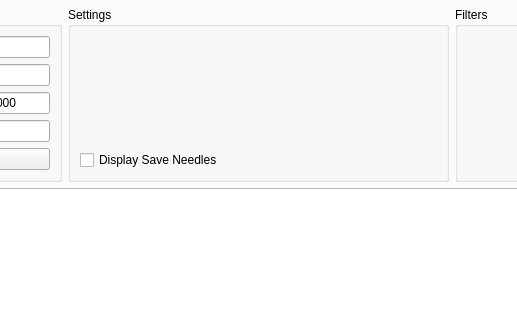
Qt form Form/Gen5/Eggs5.ui (Admiral-Fish/PokeFinder) before a commit; both pictures show x 151 to 668 and y 136 to 456 of the 1200 by 700 pixel window.
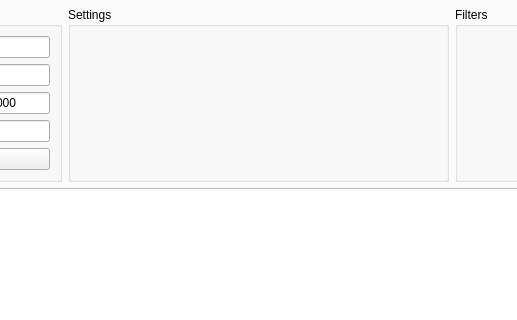
The same form after that commit. Custom widgets are drawn as their Qt base class.

```diff
--- a/Form/Gen5/Eggs5.ui
+++ b/Form/Gen5/Eggs5.ui
@@ -260,13 +260,6 @@
           <item row="0" column="0">
            <widget class="EggSettings" name="eggSettingsGenerator" native="true"/>
           </item>
-          <item row="1" column="0" colspan="2">
-           <widget class="QCheckBox" name="checkBoxGeneratorSaveNeedles">
-            <property name="text">
-             <string>Display Save Needles</string>
-            </property>
-           </widget>
-          </item>
          </layout>
         </widget>
        </item>
```
